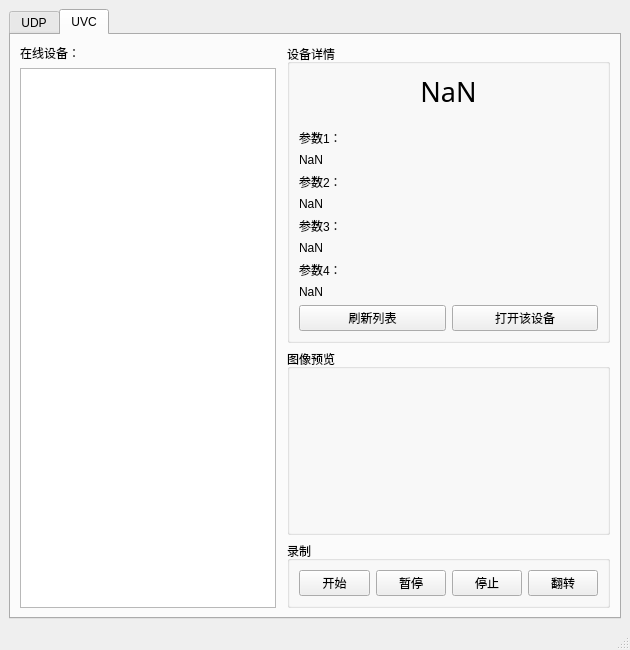
Before: the Qt Designer form mainwindow.ui in zyxeeker/CameraTool_Qt, drawn with Qt 5.
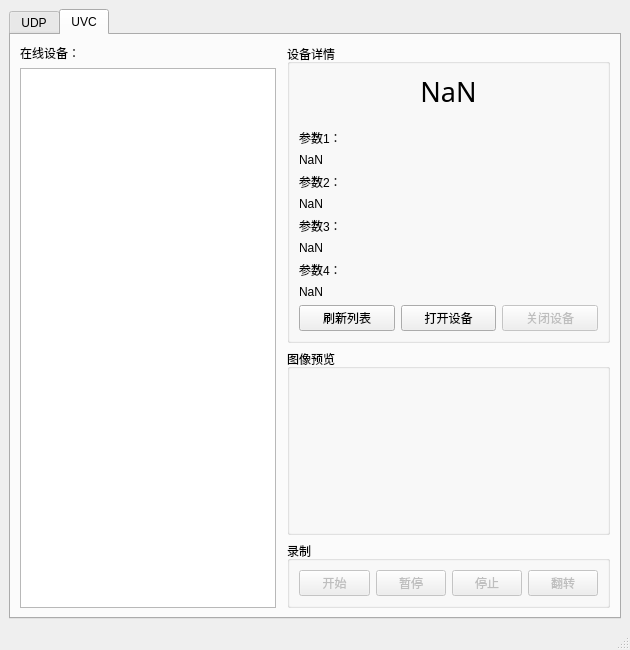
After: the same form once the commit is applied. Icons and pictures are not drawn.

Diff of the .ui file:
```diff
--- a/mainwindow.ui
+++ b/mainwindow.ui
@@ -607,7 +607,17 @@
                    <item>
                     <widget class="QPushButton" name="open_btn">
                      <property name="text">
-                      <string>打开该设备</string>
+                      <string>打开设备</string>
+                     </property>
+                    </widget>
+                   </item>
+                   <item>
+                    <widget class="QPushButton" name="close_btn">
+                     <property name="enabled">
+                      <bool>false</bool>
+                     </property>
+                     <property name="text">
+                      <string>关闭设备</string>
                      </property>
                     </widget>
                    </item>
@@ -628,6 +638,9 @@
                 <layout class="QHBoxLayout" name="horizontalLayout_3">
                  <item>
                   <widget class="QPushButton" name="start_btn">
+                   <property name="enabled">
+                    <bool>false</bool>
+                   </property>
                    <property name="text">
                     <string>开始</string>
                    </property>
@@ -639,6 +652,9 @@
                  </item>
                  <item>
                   <widget class="QPushButton" name="pause_btn">
+                   <property name="enabled">
+                    <bool>false</bool>
+                   </property>
                    <property name="text">
                     <string>暂停</string>
                    </property>
@@ -650,6 +666,9 @@
                  </item>
                  <item>
                   <widget class="QPushButton" name="stop_btn">
+                   <property name="enabled">
+                    <bool>false</bool>
+                   </property>
                    <property name="text">
                     <string>停止</string>
                    </property>
@@ -661,6 +680,9 @@
                  </item>
                  <item>
                   <widget class="QPushButton" name="rotate_btn">
+                   <property name="enabled">
+                    <bool>false</bool>
+                   </property>
                    <property name="text">
                     <string>翻转</string>
                    </property>
```
